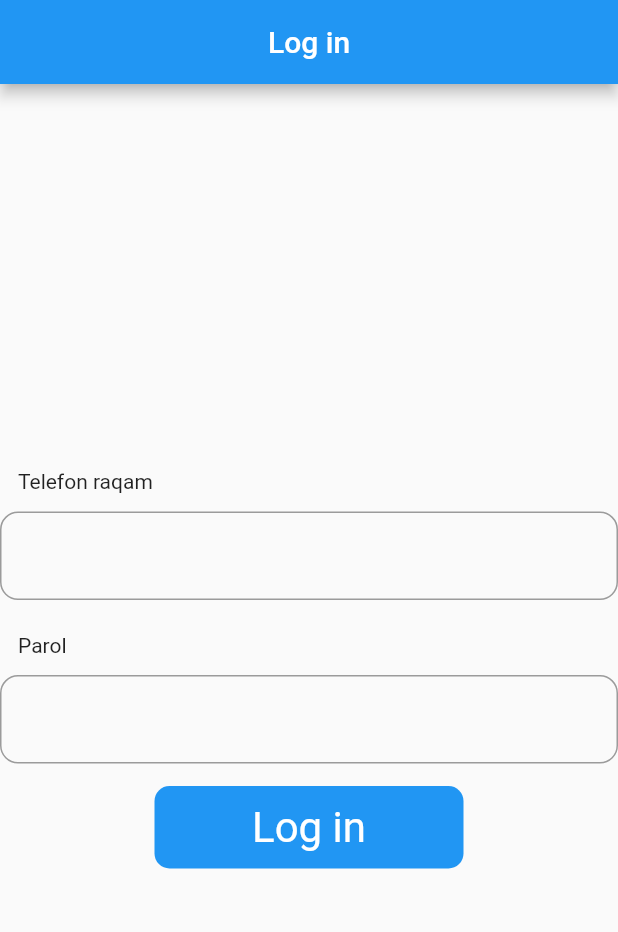
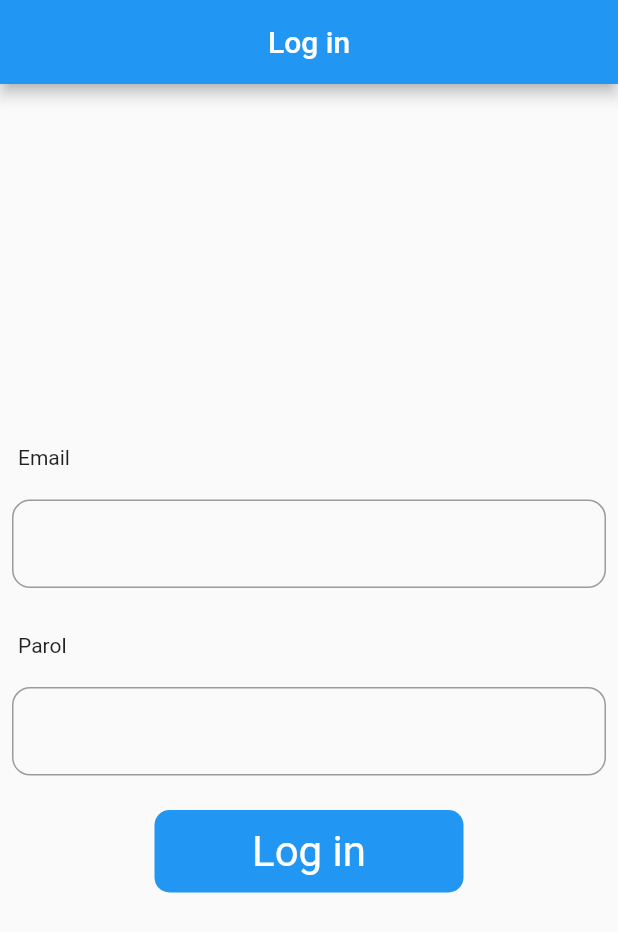
Before and after one commit to Hojiakbar77/block_task2, a Flutter app: the screen it shows after launch, on a phone screen of 412 x 824 dp. Shown: the top 932 px of the screen. Run offline on Flutter 3.47's test engine with Material 2 defaults, Android fonts, the phone set to English and light mode, and no system bars; our stand-ins replace bloc, flutter_bloc.

```diff
--- a/lib/bloc/login_bloc.dart
+++ b/lib/bloc/login_bloc.dart
@@ -1,7 +1,7 @@
 
 
 import 'package:bloc/bloc.dart';
-import 'package:block_task2/utils/const.dart';
+
 import 'package:meta/meta.dart';
 
 import '../server/net.dart';
@@ -16,16 +16,10 @@ class LoginBloc extends Bloc<LoginEvent, LoginState> {
     on<LoginEvent>((event, emit) async {
       if (event is CheckUserEvent) {
           print("Apiga jonatildi");
-        if (event.username == MyConst.userName &&
-            event.password == MyConst.password) {
-          print("Apiga jonatildi");
-          var result = await getResult();
-          emit(CheckUserResult(statusCode: result));
-        } else {
-          print("Apiga jonatilmadi");
-          emit(CheckUserResult(statusCode: 403));
+          String result = await login(event.email,event.password);
+          emit(CheckUserResult(token: result));
         }
       }
-    });
+    );
   }
 }
--- a/lib/bloc/login_event.dart
+++ b/lib/bloc/login_event.dart
@@ -6,8 +6,8 @@ abstract class LoginEvent {}
 class InitialLoginBloc extends LoginEvent{}
 
 class CheckUserEvent extends LoginEvent{
-  final String username;
+  final String email;
   final String password;
 
-  CheckUserEvent({required this.username, required this.password});
+  CheckUserEvent({required this.email, required this.password});
 }
--- a/lib/bloc/login_state.dart
+++ b/lib/bloc/login_state.dart
@@ -6,7 +6,7 @@ abstract class LoginState {}
 class LoginInitial extends LoginState {}
 
 class CheckUserResult extends LoginState{
-  final int statusCode;
+  final String token;
 
-  CheckUserResult({required this.statusCode});
+  CheckUserResult({required this.token});
 }
--- a/lib/log_in.dart
+++ b/lib/log_in.dart
@@ -13,7 +13,7 @@ class Login extends StatefulWidget {
 class _LoginState extends State<Login> {
   @override
   final formKey = GlobalKey<FormState>();
-  TextEditingController usernameController = TextEditingController();
+  TextEditingController emailController = TextEditingController();
   TextEditingController passwordController = TextEditingController();
 
   late LoginBloc loginBloc;
@@ -40,7 +40,8 @@ class _LoginState extends State<Login> {
           if(state is CheckUserResult){
               final snackBar = SnackBar(
                 content: Text(
-                  state.statusCode.toString()
+                 state.token
+
                 ),
                 action: SnackBarAction(
                   label: "Ok",
@@ -57,9 +58,11 @@ class _LoginState extends State<Login> {
               child: Column(
                 mainAxisAlignment: MainAxisAlignment.center,
                 children: [
-                  regName("Telefon raqam"),
-                  TextFormField(
-                    controller: usernameController,
+                  regName("Email"),
+                  Padding(
+                    padding: const EdgeInsets.all(8.0),
+                    child: TextFormField(
+                      controller: emailController,
                       // onSaved: (value){
                       //   userName=value!;
                       // },
@@ -74,11 +77,14 @@ class _LoginState extends State<Login> {
                             borderRadius: BorderRadius.all(Radius.circular(12))),
                       ),
                     ),
+                  ),
                   const SizedBox(
                     height: 10,
                   ),
                   regName("Parol"),
-                  TextFormField(
+                  Padding(
+                    padding: const EdgeInsets.all(8.0),
+                    child: TextFormField(
                       controller: passwordController,
                       // onSaved: (value){
                       //   password=value!;
@@ -94,15 +100,15 @@ class _LoginState extends State<Login> {
                             borderRadius: BorderRadius.all(Radius.circular(12))),
                       ),
                     ),
+                  ),
                   const SizedBox(
                     height: 15,
                   ),
                   InkWell(
                     onTap: () {
                       loginBloc.add(
-                        CheckUserEvent(
-                          username: usernameController.text,
-                          password: passwordController.text,
+                        CheckUserEvent(email: emailController.text,password: passwordController.text
+
                         ),
                       );
                       // final isValid = formKey.currentState!.validate();
--- a/lib/utils/const.dart
+++ /dev/null
@@ -1,7 +0,0 @@
-class MyConst{
-
-  MyConst._();
-
-  static String userName="+998900000000";
-  static String password="test123";
-}
```
Also changed, not shown: lib/server/net.dart (+30 -10 lines). Lines whose indentation alone changed are shown as unchanged.
